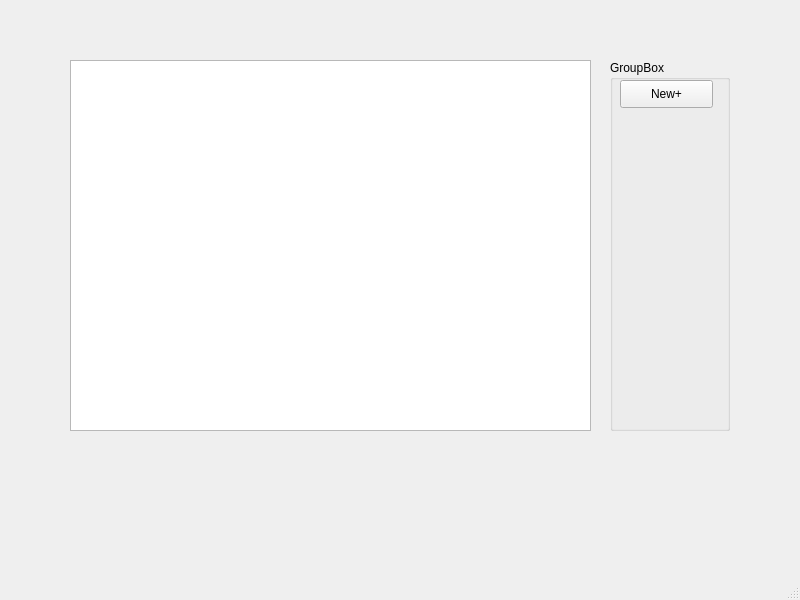
Nalexx6/OOP, file 1 semester/Lab2_qt/mainwindow.ui: the form before one commit.
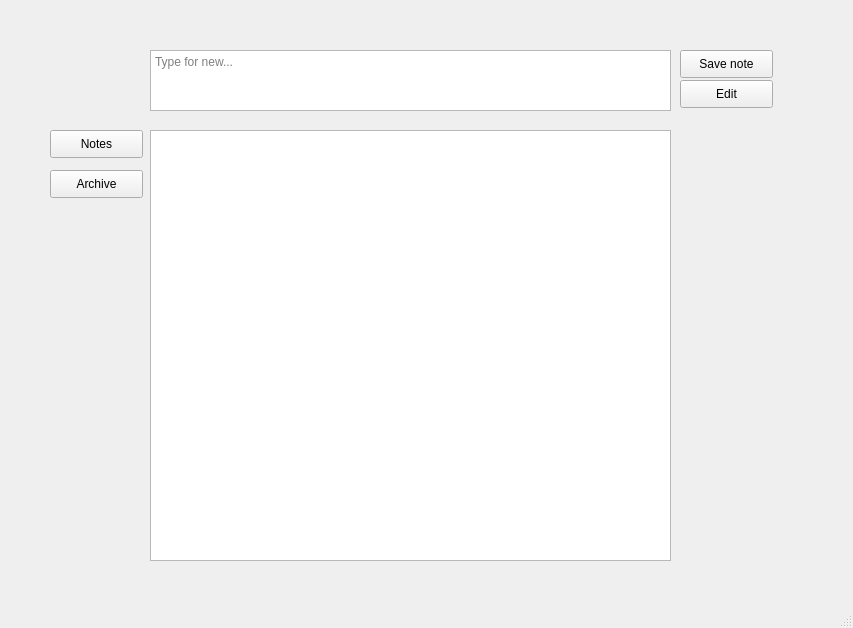
The form after the commit.

Commit message: Design of window changed. Adding notes, list of notes(QStringListModel) provided

What changed in the file:
```diff
--- a/1 semester/Lab2_qt/mainwindow.ui
+++ b/1 semester/Lab2_qt/mainwindow.ui
@@ -6,49 +6,88 @@
    <rect>
     <x>0</x>
     <y>0</y>
-    <width>800</width>
-    <height>600</height>
+    <width>853</width>
+    <height>628</height>
    </rect>
   </property>
   <property name="windowTitle">
    <string>MainWindow</string>
   </property>
   <widget class="QWidget" name="centralwidget">
-   <widget class="QTableWidget" name="Noteslist">
+   <widget class="QListView" name="lstNotes">
     <property name="geometry">
      <rect>
-      <x>70</x>
-      <y>60</y>
+      <x>150</x>
+      <y>130</y>
       <width>521</width>
-      <height>371</height>
+      <height>431</height>
      </rect>
     </property>
    </widget>
-   <widget class="QGroupBox" name="Editbuttons">
+   <widget class="QPushButton" name="btnAddDescr">
     <property name="geometry">
      <rect>
-      <x>610</x>
-      <y>60</y>
-      <width>120</width>
-      <height>371</height>
+      <x>680</x>
+      <y>80</y>
+      <width>93</width>
+      <height>28</height>
      </rect>
     </property>
-    <property name="title">
-     <string>GroupBox</string>
+    <property name="text">
+     <string>Edit</string>
     </property>
-    <widget class="QPushButton" name="Newnotebtn">
-     <property name="geometry">
-      <rect>
-       <x>10</x>
-       <y>20</y>
-       <width>93</width>
-       <height>28</height>
-      </rect>
-     </property>
-     <property name="text">
-      <string>New+</string>
-     </property>
-    </widget>
+   </widget>
+   <widget class="QPushButton" name="btnNotes">
+    <property name="geometry">
+     <rect>
+      <x>50</x>
+      <y>130</y>
+      <width>93</width>
+      <height>28</height>
+     </rect>
+    </property>
+    <property name="text">
+     <string>Notes</string>
+    </property>
+   </widget>
+   <widget class="QPushButton" name="btnArchive">
+    <property name="geometry">
+     <rect>
+      <x>50</x>
+      <y>170</y>
+      <width>93</width>
+      <height>28</height>
+     </rect>
+    </property>
+    <property name="text">
+     <string>Archive</string>
+    </property>
+   </widget>
+   <widget class="QTextEdit" name="txtNew_note_ttl">
+    <property name="geometry">
+     <rect>
+      <x>150</x>
+      <y>50</y>
+      <width>521</width>
+      <height>61</height>
+     </rect>
+    </property>
+    <property name="placeholderText">
+     <string>Type for new...</string>
+    </property>
+   </widget>
+   <widget class="QPushButton" name="btnSave">
+    <property name="geometry">
+     <rect>
+      <x>680</x>
+      <y>50</y>
+      <width>93</width>
+      <height>28</height>
+     </rect>
+    </property>
+    <property name="text">
+     <string>Save note</string>
+    </property>
    </widget>
   </widget>
   <widget class="QMenuBar" name="menubar">
```
Left out of the diff: 7 changed lines with no effect on the pictures. The commit also changes 9 other files.
